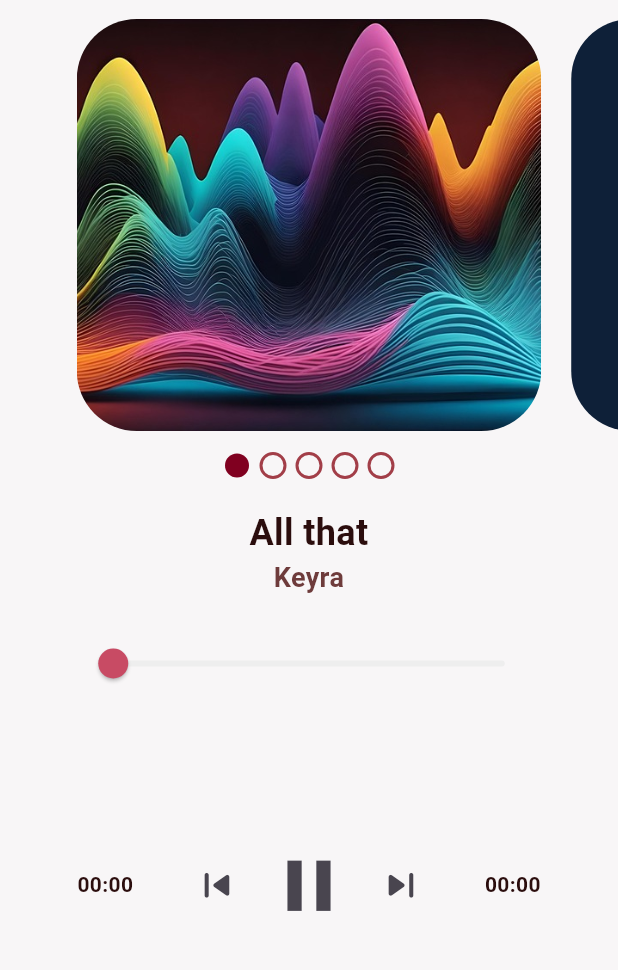
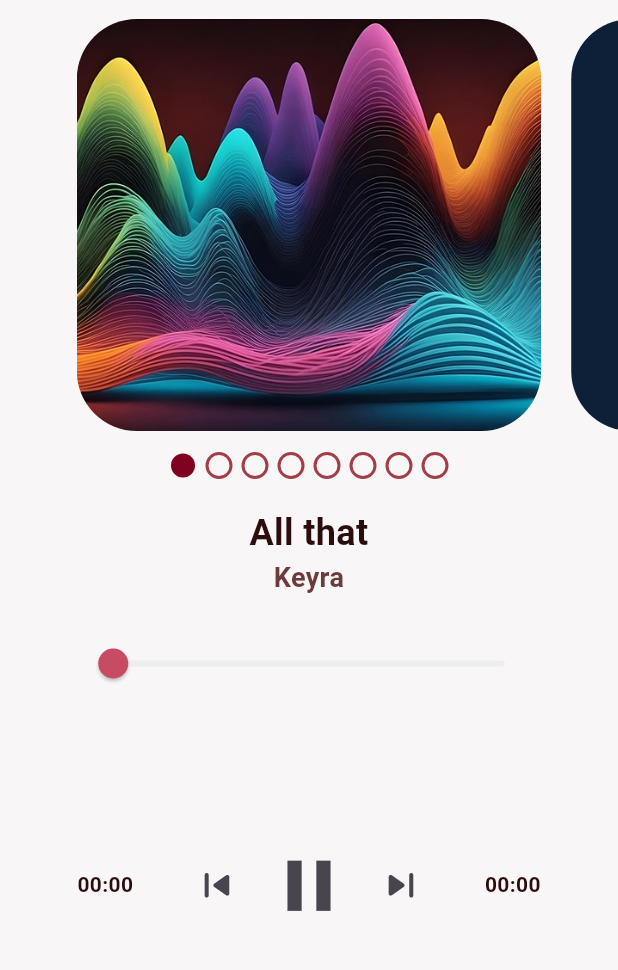
Before and after one commit to gael-rdrgz/playpoor, a Flutter app: the screen it shows after launch, on a phone screen of 412 x 824 dp, the part 65-1035 px from its top. Run offline on Flutter 3.47's test engine with Material 3 defaults, Android fonts, the phone set to English and light mode, and no system bars; drawn by our look-alikes of percent_indicator, smooth_page_indicator; our stand-ins replace audioplayers, equatable, flutter_bloc.

Commit message:
más canciones a la lista de reproducción

```diff
--- a/lib/views/player.dart
+++ b/lib/views/player.dart
@@ -41,6 +41,19 @@ class _PlayerState extends State<Player> {
       "Christopher Larkin",
       "assets/silksong.jpg",
     ),
+    AudioItem(
+      "main_theme.mp3",
+      "Main Theme",
+      "Gareth Coker",
+      "assets/orimain.jpg",
+    ),
+    AudioItem(
+      "elden_ring.mp3",
+      "Elden Ring",
+      "Tsukasa Saitoh",
+      "assets/eldenring.png",
+    ),
+    AudioItem("fuentes_de_gael.mp3", "Fuentes De Ortiz", "Ed Maverick", "assets/ortiz.jpg")
   ];
 
   PageController? pageController;
@@ -72,9 +85,13 @@ class _PlayerState extends State<Player> {
               fontFamily: "DMSerif",
             ),
           ),
-            actions: <Widget>[
-              IconButton(onPressed: (){}, icon: Icon(Icons.settings), iconSize: 24,)
-            ],
+          actions: <Widget>[
+            IconButton(
+              onPressed: () {},
+              icon: Icon(Icons.settings),
+              iconSize: 24,
+            ),
+          ],
         ),
         body: SafeArea(
           child: Column(
```
Also changed, not shown: assets/eldenring.png (added), assets/orimain.jpg (added), assets/ortiz.jpg (added), 3 other files.
